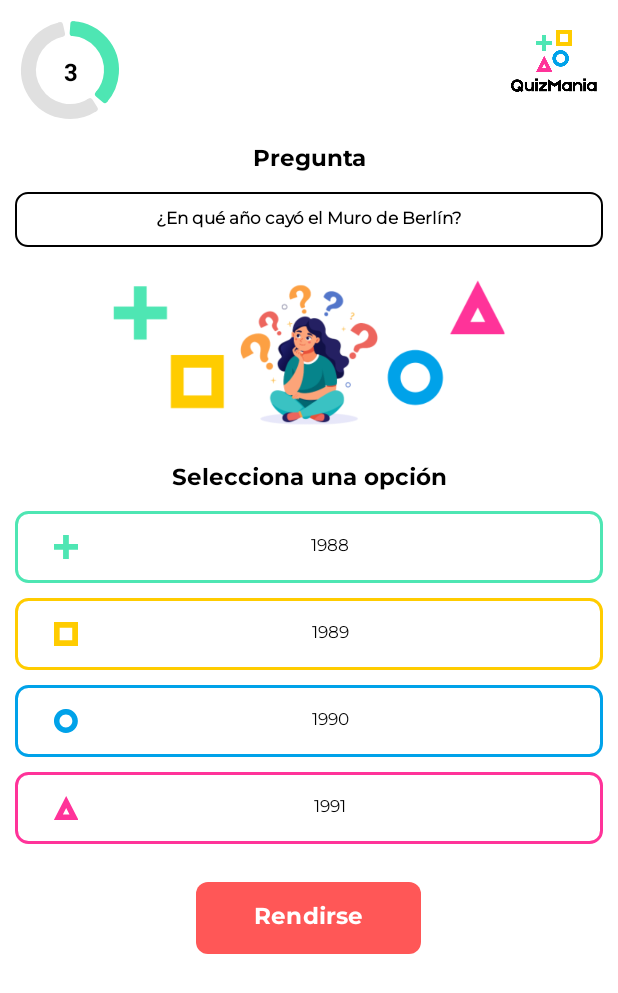
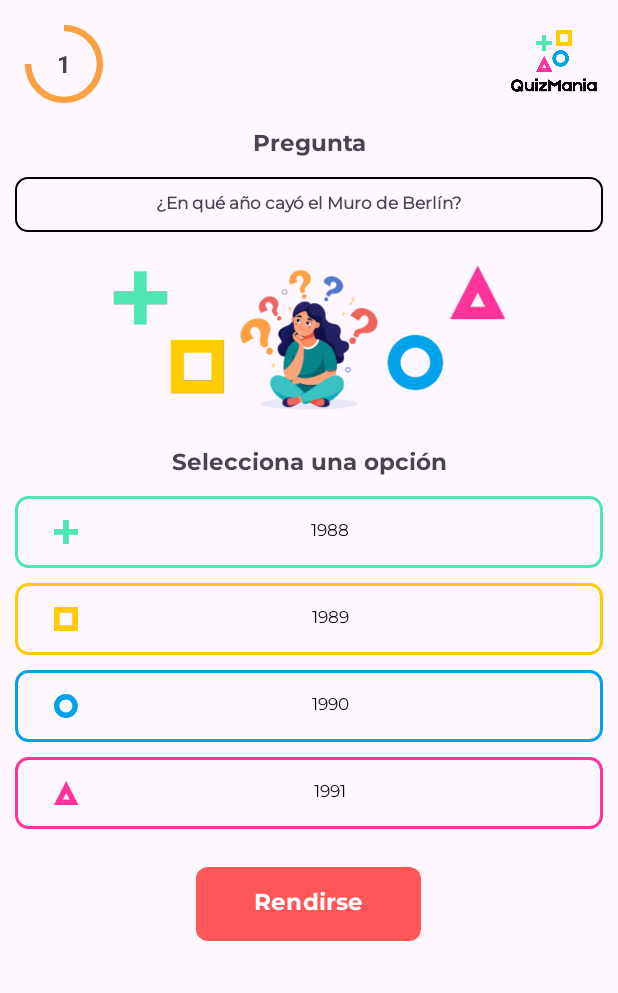
Before and after one commit to maicol-monge/Grupo03.QuizMania, an Android app: the QuizPregunta screen opened directly, with no data from a screen before it, on a phone screen of 412 x 824 dp. Shown: the top 993 px of the screen. Run offline under Robolectric (Android 15) with nearby library versions, the phone set to English and light mode, and no system bars.

Commit message:
Cositas buenas -- Para ver la vista de la pregunta, es en el btn Iniciar

```diff
--- a/app/src/main/java/sv/edu/catolica/grupo03quizmania/Home.java
+++ b/app/src/main/java/sv/edu/catolica/grupo03quizmania/Home.java
@@ -1,5 +1,6 @@
 package sv.edu.catolica.grupo03quizmania;
 
+import android.content.Intent;
 import android.os.Bundle;
 import android.view.View;
 
@@ -24,6 +25,8 @@ public class Home extends AppCompatActivity {
     }
 
     public void Iniciar(View view) {
+        Intent intent = new Intent(this, QuizPregunta.class);
+        startActivity(intent);
     }
 
     public void Estadisticas(View view) {
--- a/app/src/main/java/sv/edu/catolica/grupo03quizmania/MainActivity.java
+++ b/app/src/main/java/sv/edu/catolica/grupo03quizmania/MainActivity.java
@@ -41,9 +41,9 @@ public class MainActivity extends AppCompatActivity {
             @Override
             public void run() {
                 finish();
-                Intent objVentana = new Intent(MainActivity.this, QuizPregunta.class);
+                Intent objVentana = new Intent(MainActivity.this, Home.class);
                 startActivity(objVentana);
             }
-        }, 1500);
+        }, 2000);
     }
 }
--- a/app/src/main/java/sv/edu/catolica/grupo03quizmania/QuizPregunta.java
+++ b/app/src/main/java/sv/edu/catolica/grupo03quizmania/QuizPregunta.java
@@ -1,6 +1,7 @@
 package sv.edu.catolica.grupo03quizmania;
 
 import android.os.Bundle;
+import android.view.View;
 import android.widget.ProgressBar;
 import android.widget.TextView;
 
@@ -15,8 +16,10 @@ import com.google.android.material.progressindicator.CircularProgressIndicator;
 public class QuizPregunta extends AppCompatActivity {
 
     ProgressBar progressBar;
-    CircularProgressIndicator progressBarMaterial;
-    TextView tvPreguntaActual;
+    int totalPreguntas = 8;
+    int preguntaActual = 6;
+
+    TextView progresoTextView;
 
     @Override
     protected void onCreate(Bundle savedInstanceState) {
@@ -29,15 +32,20 @@ public class QuizPregunta extends AppCompatActivity {
             return insets;
         });
 
+        progressBar = findViewById(R.id.progressBarCircular);
+        actualizarProgreso();
 
-        progressBarMaterial = findViewById(R.id.progressBarMaterial); // Cuidado con el ID si cambias
-        tvPreguntaActual = findViewById(R.id.tvPreguntaActual);
+    }
 
-        int preguntaActual = 3;
-        int totalPreguntas = 8;
+    void actualizarProgreso() {
+        int progreso = (int) ((preguntaActual / (float) totalPreguntas) * 100);
+        progressBar.setProgress(progreso);
+    }
 
-        progressBarMaterial.setMax(totalPreguntas);
-        progressBarMaterial.setProgress(preguntaActual);
-        tvPreguntaActual.setText(String.valueOf(preguntaActual));
+    void siguientePregunta(View view) {
+        if (preguntaActual < totalPreguntas) {
+            preguntaActual++;
+            actualizarProgreso();
+        }
     }
 }
--- /dev/null
+++ b/app/src/main/res/drawable-night/box_style_pregunta.xml
@@ -0,0 +1,8 @@
+<shape xmlns:android="http://schemas.android.com/apk/res/android"
+    android:shape="rectangle">
+    <stroke
+        android:width="1dp"
+        android:color="#FFFFFF" /> <!-- Borde -->
+    <corners android:radius="8dp" /> <!-- Esquinas redondeadas -->
+
+</shape>
--- a/app/src/main/res/drawable/btn_style_a.xml
+++ b/app/src/main/res/drawable/btn_style_a.xml
@@ -3,6 +3,6 @@
     <stroke
         android:width="2dp"
         android:color="#4ee6b3" /> <!-- Borde -->
-    <corners android:radius="8dp" /> <!-- Esquinas redondeadas -->
+    <corners android:radius="8dp" />
 
 </shape>
--- /dev/null
+++ b/app/src/main/res/drawable/circular_bar.xml
@@ -0,0 +1,22 @@
+<!-- res/drawable/circular_progress_drawable.xml -->
+<rotate xmlns:android="http://schemas.android.com/apk/res/android"
+    android:fromDegrees="270"
+    android:pivotX="50%"
+    android:pivotY="50%"
+    android:toDegrees="270">
+
+    <shape
+        android:shape="ring"
+        android:innerRadiusRatio="3"
+        android:thicknessRatio="15"
+        android:useLevel="true">
+        <size
+            android:width="100dp"
+            android:height="100dp" />
+        <gradient
+            android:type="sweep"
+            android:useLevel="true"
+            android:startColor="#fca143"
+            android:endColor="#fca143" />
+    </shape>
+</rotate>
--- a/app/src/main/res/drawable/circular_progress.xml
+++ /dev/null
@@ -1,18 +0,0 @@
-<?xml version="1.0" encoding="utf-8"?>
-<layer-list xmlns:android="http://schemas.android.com/apk/res/android">
-    <item android:id="@android:id/background">
-        <shape android:shape="ring" android:thicknessRatio="2" android:useLevel="false">
-            <solid android:color="#E0E0E0" />
-        </shape>
-    </item>
-
-    <item android:id="@android:id/progress">
-        <clip
-            android:clipOrientation="horizontal"
-            android:gravity="left">
-            <shape android:shape="ring" android:thicknessRatio="2" android:useLevel="true">
-                <solid android:color="#4EE6B3" />
-            </shape>
-        </clip>
-    </item>
-</layer-list>
--- a/app/src/main/res/layout/activity_home.xml
+++ b/app/src/main/res/layout/activity_home.xml
@@ -1,12 +1,15 @@
 <?xml version="1.0" encoding="utf-8"?>
-<LinearLayout xmlns:android="http://schemas.android.com/apk/res/android"
+<ScrollView xmlns:android="http://schemas.android.com/apk/res/android"
+    xmlns:tools="http://schemas.android.com/tools"
+    android:layout_width="match_parent"
+    android:layout_height="match_parent"
+    android:fillViewport="true">
+
+    <LinearLayout
         xmlns:app="http://schemas.android.com/apk/res-auto"
-    xmlns:tools="http://schemas.android.com/tools"
         android:id="@+id/main"
         android:layout_width="match_parent"
-    android:layout_height="match_parent"
-    android:background="@color/white"
-    android:backgroundTint="#FFFFFF"
+        android:layout_height="wrap_content"
         android:orientation="vertical"
         android:padding="50dp"
         tools:context=".Home">
@@ -16,17 +19,17 @@
         <LinearLayout
             android:layout_width="match_parent"
             android:layout_height="match_parent"
-        android:background="@color/white"
             android:layout_margin="10dp"
             android:gravity="center_horizontal"
-        android:orientation="vertical">
+            android:orientation="vertical"
+            tools:ignore="UselessParent">
 
             <ImageView
                 android:id="@+id/imageView2"
                 android:layout_width="match_parent"
                 android:layout_height="284dp"
                 android:contentDescription="@string/txt_img"
-            app:srcCompat="@drawable/logo_white" />
+                app:srcCompat="@drawable/logo_quizmania" />
 
             <TextView
                 android:id="@+id/textView"
@@ -37,7 +40,6 @@
                 android:paddingBottom="5dp"
                 android:text="@string/txt_bienvenido_a_quizmania"
                 android:textAlignment="center"
-            android:textColor="#000000"
                 android:textSize="20sp"
                 android:textStyle="bold" />
 
@@ -56,7 +58,6 @@
                     android:paddingBottom="10dp"
                     android:text="@string/txt_listo_para_poner_a_prueba_tus_conocimientos"
                     android:textAlignment="center"
-                android:textColor="#000000"
                     android:textSize="20sp"
                     android:textStyle="bold" />
 
@@ -68,8 +69,7 @@
                     android:fontFamily="@font/montserrat_bold"
                     android:onClick="Iniciar"
                     android:text="@string/btn_iniciar"
-                android:textColor="#FFFFFF"
-                android:textColorLink="#FFFFFF"
+                    android:textColor="@color/boton_texto"
                     android:layout_marginBottom="10dp"
                     android:textSize="18sp" />
 
@@ -81,8 +81,7 @@
                     android:fontFamily="@font/montserrat_bold"
                     android:onClick="Estadisticas"
                     android:text="@string/btn_mis_estad_sticas"
-                android:textColor="#FFFFFF"
-                android:textColorLink="#FFFFFF"
+                    android:textColor="@color/boton_texto"
                     android:layout_marginBottom="10dp"
                     android:textSize="18sp" />
 
@@ -94,8 +93,7 @@
                     android:fontFamily="@font/montserrat_bold"
                     android:onClick="AcercaDe"
                     android:text="@string/btn_acerca_de_nosotros"
-                android:textColor="#FFFFFF"
-                android:textColorLink="#FFFFFF"
+                    android:textColor="@color/boton_texto"
                     android:layout_marginBottom="10dp"
                     android:textSize="18sp" />
 
@@ -107,10 +105,10 @@
                     android:fontFamily="@font/montserrat_bold"
                     android:onClick="Salir"
                     android:text="@string/txt_salir"
-                android:textColor="#FFFFFF"
-                android:textColorLink="#FFFFFF"
+                    android:textColor="@color/boton_texto"
                     android:textSize="18sp" />
             </LinearLayout>
 
         </LinearLayout>
     </LinearLayout>
+</ScrollView>
--- a/app/src/main/res/layout/activity_main.xml
+++ b/app/src/main/res/layout/activity_main.xml
@@ -7,7 +7,6 @@
     android:layout_height="match_parent"
     android:orientation="vertical"
     android:gravity="center"
-    android:background="#FFFFFF"
     tools:context=".MainActivity" >
 
     <ImageView
@@ -15,6 +14,6 @@
         android:layout_width="match_parent"
         android:layout_height="wrap_content"
         android:contentDescription="@string/txt_img"
-        app:srcCompat="@drawable/logo_white"
+        app:srcCompat="@drawable/logo_quizmania"
         />
 </LinearLayout>
--- a/app/src/main/res/layout/activity_quiz_pregunta.xml
+++ b/app/src/main/res/layout/activity_quiz_pregunta.xml
@@ -1,61 +1,60 @@
 <?xml version="1.0" encoding="utf-8"?>
-<LinearLayout xmlns:android="http://schemas.android.com/apk/res/android"
+<ScrollView xmlns:android="http://schemas.android.com/apk/res/android"
+    android:layout_width="match_parent"
+    android:layout_height="match_parent"
+    android:fillViewport="true">
+
+    <LinearLayout
         xmlns:app="http://schemas.android.com/apk/res-auto"
         xmlns:tools="http://schemas.android.com/tools"
         android:id="@+id/main"
         android:layout_width="match_parent"
-    android:layout_height="match_parent"
-    android:background="@color/white"
-    android:backgroundTint="#FFFFFF"
+        android:layout_height="wrap_content"
         android:orientation="vertical"
         android:padding="50dp"
         tools:context=".Home">
 
-
+        <LinearLayout
+            android:layout_width="match_parent"
+            android:layout_height="match_parent"
+            android:layout_margin="10dp"
+            android:gravity="center_horizontal"
+            android:orientation="vertical"
+            tools:ignore="UselessParent">
 
             <LinearLayout
                 android:layout_width="match_parent"
-        android:layout_height="match_parent"
-        android:background="@color/white"
-        android:layout_margin="10dp"
-        android:gravity="center_horizontal"
-        android:orientation="vertical">
-
-
-        <LinearLayout
-            android:layout_width="match_parent"
-            android:layout_height="75dp"
+                android:layout_height="65dp"
                 android:gravity="center_vertical"
                 android:orientation="horizontal">
 
                 <FrameLayout
-                android:layout_width="75dp"
-                android:layout_height="75dp"
+                    android:layout_width="65dp"
+                    android:layout_height="65dp"
                     android:layout_gravity="start">
 
-                <com.google.android.material.progressindicator.CircularProgressIndicator
-                    android:id="@+id/progressBarMaterial"
-                    android:layout_width="60dp"
-                    android:layout_height="60dp"
+                    <ProgressBar
+                        android:id="@+id/progressBarCircular"
+                        style="?android:attr/progressBarStyleHorizontal"
+                        android:layout_width="65dp"
+                        android:layout_height="65dp"
+                        android:layout_centerInParent="true"
                         android:layout_gravity="start"
-                    app:indeterminate="false"
-                    app:indicatorColor="#4EE6B3"
-                    app:indicatorSize="65dp"
-                    app:max="8"
-                    app:progressCompat="1"
-                    app:trackColor="#E0E0E0"
-                    app:trackThickness="10dp" />
+                        android:indeterminate="false"
+                        android:max="100"
+                        android:progress="0"
+                        android:progressDrawable="@drawable/circular_bar"
+                        tools:ignore="ObsoleteLayoutParam" />
 
-                <!-- Número de la pregunta -->
                     <TextView
                     android:id="@+id/tvPreguntaActual"
                     android:layout_width="match_parent"
                     android:layout_height="match_parent"
                     android:gravity="center"
                     android:text="1"
-                    android:textColor="#000000"
                     android:textSize="16sp"
-                    android:textStyle="bold" />
+                    android:textStyle="bold"
+                        tools:ignore="HardcodedText" />
                 </FrameLayout>
 
                 <View
@@ -67,8 +66,8 @@
                     android:layout_width="65dp"
                     android:layout_height="65dp"
                     android:layout_gravity="end"
-                android:contentDescription="Logo"
-                app:srcCompat="@drawable/logo_white" />
+                    android:contentDescription="@string/img_logo"
+                    app:srcCompat="@drawable/logo_quizmania" />
 
             </LinearLayout>
 
@@ -86,10 +85,9 @@
                     android:paddingTop="10dp"
                     android:paddingBottom="10dp"
                     android:textAlignment="center"
-                android:textColor="#000000"
                     android:textSize="15sp"
                     android:textStyle="bold"
-                android:text="Pregunta" />
+                    android:text="@string/txt_pregunta" />
 
                 <TextView
                     android:id="@+id/tvPregunta"
@@ -99,18 +97,18 @@
                     android:paddingTop="10dp"
                     android:paddingBottom="10dp"
                     android:textAlignment="center"
-                android:textColor="#000000"
                     android:textSize="11sp"
                     android:textStyle="bold"
                     android:text="¿En qué año cayó el Muro de Berlín?"
                     android:background="@drawable/box_style_pregunta"
-                app:backgroundTint="@null"/>
+                    app:backgroundTint="@null"
+                    tools:ignore="HardcodedText" />
 
                 <ImageView
                     android:id="@+id/imageView2"
                     android:layout_width="match_parent"
                     android:layout_height="133dp"
-                android:contentDescription="Banner pregunta"
+                    android:contentDescription="@string/txt_banner_pregunta"
                     app:srcCompat="@drawable/banner_pregunta" />
 
                 <TextView
@@ -121,7 +119,6 @@
                     android:paddingBottom="10dp"
                     android:text="Selecciona una opción"
                     android:textAlignment="center"
-                android:textColor="#000000"
                     android:textSize="15sp"
                     android:textStyle="bold" />
 
@@ -131,59 +128,65 @@
                     android:drawableLeft="@drawable/signo_mas"
                     android:fontFamily="@font/montserrat_regular"
                     android:text="1988"
-                android:textColor="#000000"
+                    android:textColor="@color/boton_texto"
                     android:layout_marginBottom="10dp"
                     android:textSize="11sp"
                     android:background="@drawable/btn_style_a"
-                app:backgroundTint="@null"/>
+                    app:backgroundTint="@null"
+                    tools:ignore="RtlHardcoded"/>
                 <Button
                     android:layout_width="match_parent"
                     android:layout_height="wrap_content"
                     android:drawableLeft="@drawable/cuadrado"
                     android:fontFamily="@font/montserrat_regular"
                     android:text="1989"
-                android:textColor="#000000"
+                    android:textColor="@color/boton_texto"
                     android:layout_marginBottom="10dp"
                     android:textSize="11sp"
                     android:background="@drawable/btn_style_b"
-                app:backgroundTint="@null"/>
+                    app:backgroundTint="@null"
+                    tools:ignore="RtlHardcoded"/>
                 <Button
                     android:layout_width="match_parent"
                     android:layout_height="wrap_content"
                     android:drawableLeft="@drawable/circulo"
                     android:fontFamily="@font/montserrat_regular"
                     android:text="1990"
-                android:textColor="#000000"
+                    android:textColor="@color/boton_texto"
                     android:layout_marginBottom="10dp"
                     android:textSize="11sp"
                     android:background="@drawable/btn_style_c"
-                app:backgroundTint="@null"/>
+                    app:backgroundTint="@null"
+                    tools:ignore="RtlHardcoded" />
+
                 <Button
                     android:layout_width="match_parent"
                     android:layout_height="wrap_content"
+                    android:layout_marginBottom="10dp"
+                    android:background="@drawable/btn_style_d"
                     android:drawableLeft="@drawable/triangulo"
                     android:fontFamily="@font/montserrat_regular"
                     android:text="1991"
-                android:textColor="#000000"
-                android:layout_marginBottom="10dp"
+                    android:textColor="@color/boton_texto"
                     android:textSize="11sp"
-                android:background="@drawable/btn_style_d"
-                app:backgroundTint="@null"/>
+                    app:backgroundTint="@null"
+                    tools:ignore="RtlHardcoded" />
 
 
             </LinearLayout>
 
             <Button
                 android:layout_width="150dp"
-            android:layout_height="wrap_content"
+                android:layout_height="49dp"
                 android:layout_marginTop="15dp"
                 android:fontFamily="@font/montserrat_bold"
-            android:text="Rendirse"
-            android:textColor="#FFFFFF"
+                android:text="@string/btn_rendirse"
                 android:layout_marginBottom="10dp"
                 android:textSize="15sp"
                 android:background="@drawable/btn_style_rendirse"
+                android:textColor="@color/white"
                 app:backgroundTint="@null" />
 
         </LinearLayout>
     </LinearLayout>
+</ScrollView>
--- /dev/null
+++ b/app/src/main/res/values-night/colors.xml
@@ -0,0 +1,3 @@
+<resources>
+    <color name="boton_texto">#FFFFFF</color> <!-- Blanco -->
+</resources>
--- a/app/src/main/res/values/colors.xml
+++ b/app/src/main/res/values/colors.xml
@@ -2,4 +2,6 @@
 <resources>
     <color name="black">#FF000000</color>
     <color name="white">#FFFFFFFF</color>
+    <color name="boton_texto">#000000</color>
+
 </resources>
--- a/app/src/main/res/values/strings.xml
+++ b/app/src/main/res/values/strings.xml
@@ -7,4 +7,8 @@
     <string name="btn_mis_estad_sticas">Mis Estadísticas</string>
     <string name="btn_acerca_de_nosotros">Acerca de nosotros :)</string>
     <string name="txt_salir">Salir</string>
+    <string name="img_logo">Logo</string>
+    <string name="txt_pregunta">Pregunta</string>
+    <string name="txt_banner_pregunta">Banner pregunta</string>
+    <string name="btn_rendirse">Rendirse</string>
 </resources>
```
Also changed, not shown: app/src/main/res/drawable-night/logo_quizmania.png (added), app/src/main/res/drawable/banner_pregunta.png, app/src/main/res/drawable/logo_quizmania.png (added), app/src/main/res/drawable/logo_white.png (deleted). Lines whose indentation alone changed are shown as unchanged.
